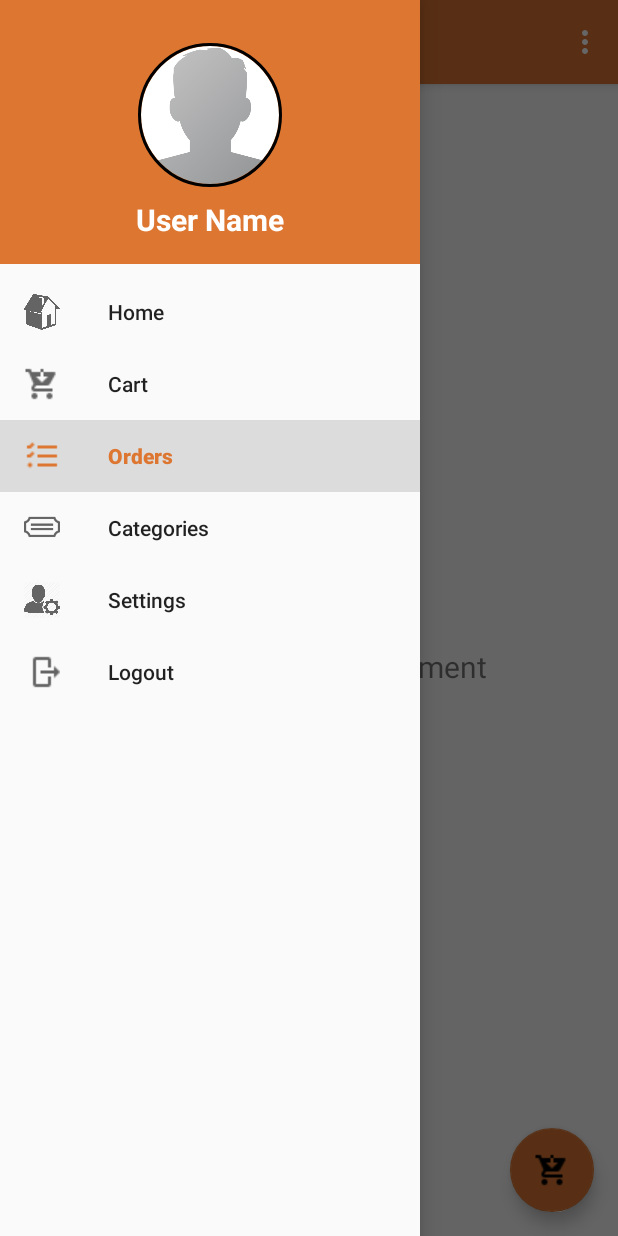
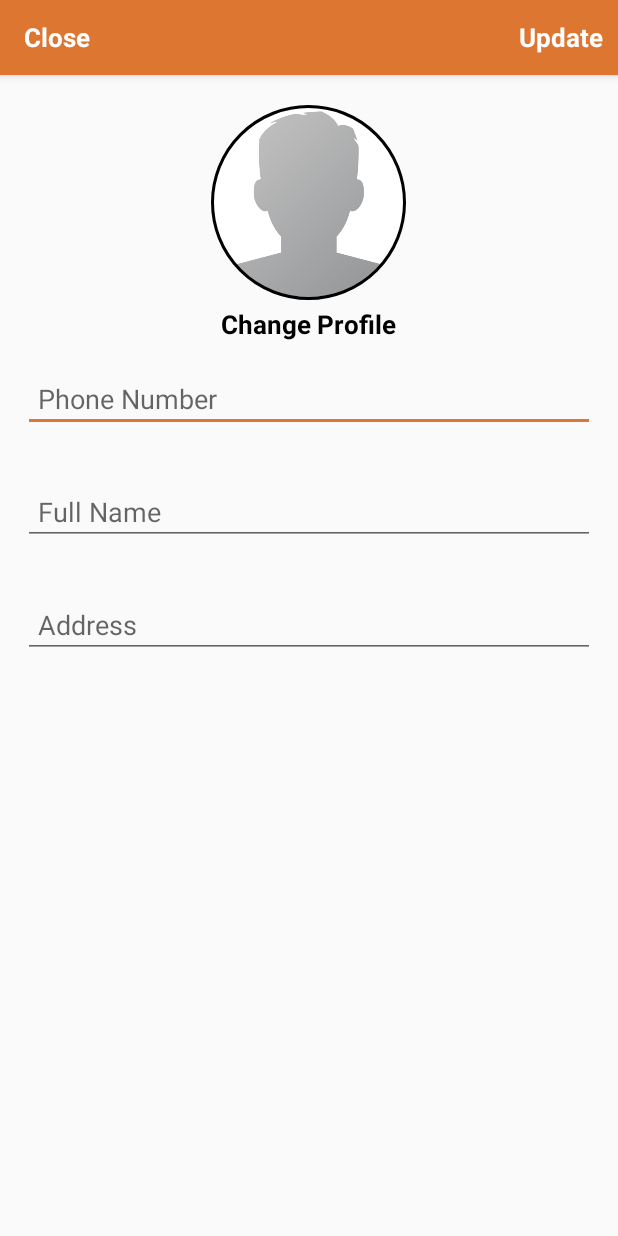
Before and after one commit to Abanoub-Asaad/eCommerce-OnlineShopping, an Android app: the HomeActivity screen opened directly, with no data from a screen before it, in the side drawer, after a tap on "Settings", on a phone screen of 412 x 824 dp. Run offline under Robolectric (Android 15) with nearby library versions, the phone set to English and light mode, and no system bars; our stand-ins replace CircleImageView, navigation-ui; libraries missing offline, so code that uses them is left out: io.paperdb; 2 statements that could not run were skipped.

Commit message:
Create settings activity

```diff
--- a/ECommerce/app/src/main/AndroidManifest.xml
+++ b/ECommerce/app/src/main/AndroidManifest.xml
@@ -9,10 +9,11 @@
         android:roundIcon="@mipmap/ic_launcher_round"
         android:supportsRtl="true"
         android:theme="@style/AppTheme">
+        <activity android:name=".ui.settings.SettingsActivity"></activity>
         <activity
             android:name=".HomeActivity"
             android:label="@string/title_activity_home"
-            android:theme="@style/AppTheme.NoActionBar"></activity>
+            android:theme="@style/AppTheme.NoActionBar" />
         <activity android:name=".AdminCategoryActivity" />
         <activity android:name=".AdminAddNewProductActivity" />
         <activity android:name=".RegisterActivity" />
--- a/ECommerce/app/src/main/java/com/example/e_commerce/HomeActivity.java
+++ b/ECommerce/app/src/main/java/com/example/e_commerce/HomeActivity.java
@@ -54,7 +54,7 @@ public class HomeActivity extends AppCompatActivity {
         // Passing each menu ID as a set of Ids because each
         // menu should be considered as top level destinations.
         mAppBarConfiguration = new AppBarConfiguration.Builder(
-                R.id.nav_home, R.id.nav_gallery, R.id.nav_slideshow, R.id.nav_logout)
+                R.id.nav_home, R.id.nav_gallery, R.id.nav_slideshow, R.id.nav_settings, R.id.nav_logout)
                 .setDrawerLayout(drawer)
                 .build();
         NavController navController = Navigation.findNavController(this, R.id.nav_host_fragment);
@@ -82,6 +82,8 @@ public class HomeActivity extends AppCompatActivity {
 //
 //                    startActivity(intent);
 //                    finish();
+                }else if(id == R.id.nav_settings){
+
                 }
 
             }
--- a/ECommerce/app/src/main/java/com/example/e_commerce/MainActivity.java
+++ b/ECommerce/app/src/main/java/com/example/e_commerce/MainActivity.java
@@ -59,12 +59,12 @@ public class MainActivity extends AppCompatActivity {
 
         if (UserPhoneKey != "" && UserPasswordKey != "") {
             if (!TextUtils.isEmpty(UserPhoneKey) && !TextUtils.isEmpty(UserPasswordKey)) {
-               // allowAccess(UserPhoneKey, UserPasswordKey);
-//
-//                loadingBar.setTitle("Already logged in");
-//                loadingBar.setMessage("Please wait .....");
-//                loadingBar.setCanceledOnTouchOutside(false);
-//                loadingBar.show();
+                allowAccess(UserPhoneKey, UserPasswordKey);
+
+                loadingBar.setTitle("Already logged in");
+                loadingBar.setMessage("Please wait .....");
+                loadingBar.setCanceledOnTouchOutside(false);
+                loadingBar.show();
             }
         }
     }
@@ -78,19 +78,23 @@ public class MainActivity extends AppCompatActivity {
 
             @Override
             public void onDataChange(@NonNull DataSnapshot snapshot) {
-                if (snapshot.child(parentDbName).child(phone).exists()) {
-                    Users usersData = snapshot.child(parentDbName).child(phone).getValue(Users.class);
-                    if (usersData.getPassword().equals(password)) {
-                        loadingBar.dismiss();
-                        Toast.makeText(MainActivity.this, "Welcom Back :)", Toast.LENGTH_SHORT).show();
+                if (snapshot.child("Users").child(phone).exists()) {
 
-                        Intent intent = new Intent(MainActivity.this, HomeActivity.class);
+                    Users usersData = snapshot.child("Users").child(phone).getValue(Users.class);
 
-                        startActivity(intent);
-                    } else {
-                        loadingBar.dismiss();
+                    if (usersData.getPhone().equals(phone)) {
+                        if (usersData.getPassword().equals(password)) {
+                            Toast.makeText(MainActivity.this, "Please wait, you are already logged in...", Toast.LENGTH_SHORT).show();
+                            loadingBar.dismiss();
+
+                            Intent intent = new Intent(MainActivity.this, HomeActivity.class);
+                            Prevalent.currentOnlineUser = usersData;
+                            startActivity(intent);
+                        } else {
+                            loadingBar.dismiss();
+                            Toast.makeText(MainActivity.this, "Password is incorrect.", Toast.LENGTH_SHORT).show();
+                        }
                     }
-
                 } else {
                     loadingBar.dismiss();
                 }
--- a/ECommerce/app/src/main/java/com/example/e_commerce/RegisterActivity.java
+++ b/ECommerce/app/src/main/java/com/example/e_commerce/RegisterActivity.java
@@ -60,10 +60,16 @@ public class RegisterActivity extends AppCompatActivity {
                     // show password
                     passwordIsHidden = false;
                     inputPassword.setTransformationMethod(HideReturnsTransformationMethod.getInstance());
+
+                    ImageView image_view  = (ImageView) findViewById(R.id.eye_register);
+                    image_view.setImageResource(R.drawable.invisible_eye);
                 } else {
                     // hide password
                     passwordIsHidden = true;
                     inputPassword.setTransformationMethod(PasswordTransformationMethod.getInstance());
+
+                    ImageView image_view  = (ImageView) findViewById(R.id.eye_register);
+                    image_view.setImageResource(R.drawable.eye);
                 }
                 // set cursor to the end of the password text
                 inputPassword.setSelection(inputPassword.getText().toString().length());
--- a/ECommerce/app/src/main/java/com/example/e_commerce/loginActivity.java
+++ b/ECommerce/app/src/main/java/com/example/e_commerce/loginActivity.java
@@ -89,10 +89,16 @@ public class loginActivity extends AppCompatActivity {
                     // show password
                     passwordIsHidden = false;
                     passwordEditText.setTransformationMethod(HideReturnsTransformationMethod.getInstance());
+
+                    ImageView image_view  = (ImageView) findViewById(R.id.eye_login);
+                    image_view.setImageResource(R.drawable.invisible_eye);
                 } else {
                     // hide password
                     passwordIsHidden = true;
                     passwordEditText.setTransformationMethod(PasswordTransformationMethod.getInstance());
+
+                    ImageView image_view  = (ImageView) findViewById(R.id.eye_login);
+                    image_view.setImageResource(R.drawable.eye);
                 }
                 // set cursor to the end of the password text
                 passwordEditText.setSelection(passwordEditText.getText().toString().length());
--- /dev/null
+++ b/ECommerce/app/src/main/java/com/example/e_commerce/ui/settings/SettingsActivity.java
@@ -0,0 +1,19 @@
+package com.example.e_commerce.ui.settings;
+
+import androidx.appcompat.app.AppCompatActivity;
+
+import android.os.Bundle;
+import android.widget.Toast;
+
+import com.example.e_commerce.HomeActivity;
+import com.example.e_commerce.R;
+
+public class SettingsActivity extends AppCompatActivity {
+
+    @Override
+    protected void onCreate(Bundle savedInstanceState) {
+        super.onCreate(savedInstanceState);
+        setContentView(R.layout.activity_settings);
+        Toast.makeText(SettingsActivity.this, "Settings", Toast.LENGTH_SHORT).show();
+    }
+}
--- /dev/null
+++ b/ECommerce/app/src/main/res/layout/activity_settings.xml
@@ -0,0 +1,114 @@
+<?xml version="1.0" encoding="utf-8"?>
+<RelativeLayout xmlns:android="http://schemas.android.com/apk/res/android"
+    xmlns:app="http://schemas.android.com/apk/res-auto"
+    xmlns:tools="http://schemas.android.com/tools"
+    android:layout_width="match_parent"
+    android:layout_height="match_parent"
+    tools:context=".ui.settings.SettingsActivity">
+
+    <com.google.android.material.appbar.AppBarLayout
+
+        android:id="@+id/app_bar_settings"
+        android:layout_width="match_parent"
+        android:layout_height="50dp"
+        android:background="@color/colorPrimary"
+        >
+
+        <androidx.appcompat.widget.Toolbar
+            android:id="@+id/toolbar_settings"
+            android:layout_width="match_parent"
+            android:layout_height="wrap_content">
+
+            <RelativeLayout
+                android:layout_width="match_parent"
+                android:layout_height="match_parent">
+
+                <TextView
+                    android:id="@+id/close_settings_btn"
+                    android:layout_width="wrap_content"
+                    android:layout_height="wrap_content"
+                    android:text="Close"
+                    android:textColor="@android:color/white"
+                    android:textSize="17sp"
+                    android:textStyle="bold"
+                    android:layout_alignParentStart="true"
+                    />
+
+                <TextView
+                    android:id="@+id/update_account_settings_btn"
+                    android:layout_width="wrap_content"
+                    android:layout_height="wrap_content"
+                    android:text="Update"
+                    android:textColor="@android:color/white"
+                    android:textSize="17sp"
+                    android:textStyle="bold"
+                    android:layout_marginRight="10dp"
+                    android:layout_alignParentEnd="true"
+                    />
+
+            </RelativeLayout>
+
+
+        </androidx.appcompat.widget.Toolbar>
+    </com.google.android.material.appbar.AppBarLayout><![CDATA[
+
+    >
+
+    ]]>
+
+    <de.hdodenhof.circleimageview.CircleImageView
+        android:id="@+id/settings_profile_image"
+        android:layout_width="130dp"
+        android:layout_height="130dp"
+        android:layout_below="@+id/app_bar_settings"
+        android:layout_centerHorizontal="true"
+        android:layout_marginTop="20dp"
+        android:src="@drawable/profile"
+        app:civ_border_color="#FF000000"
+        app:civ_border_width="2dp" />
+
+    <TextView
+        android:id="@+id/profile_image_change_btn"
+        android:layout_width="wrap_content"
+        android:layout_height="wrap_content"
+        android:text="Change Profile"
+        android:textSize="17sp"
+        android:textStyle="bold"
+        android:layout_marginRight="10dp"
+        android:layout_marginTop="4dp"
+        android:textColor="@android:color/black"
+        android:layout_below="@+id/settings_profile_image"
+        android:layout_centerHorizontal="true"
+        />
+
+    <EditText
+        android:id="@+id/settings_phone_number"
+        android:layout_width="match_parent"
+        android:layout_height="wrap_content"
+        android:layout_below="@+id/profile_image_change_btn"
+        android:hint="Phone Number"
+        android:layout_margin="15dp"
+        android:padding="10dp"
+        />
+
+    <EditText
+        android:id="@+id/settings_full_name"
+        android:layout_width="match_parent"
+        android:layout_height="wrap_content"
+        android:layout_below="@+id/settings_phone_number"
+        android:hint="Full Name"
+        android:layout_margin="15dp"
+        android:padding="10dp"
+        />
+
+    <EditText
+        android:id="@+id/settings_address"
+        android:layout_width="match_parent"
+        android:layout_height="wrap_content"
+        android:layout_below="@+id/settings_full_name"
+        android:hint="Address"
+        android:layout_margin="15dp"
+        android:padding="10dp"
+        />
+
+</RelativeLayout>
--- a/ECommerce/app/src/main/res/navigation/mobile_navigation.xml
+++ b/ECommerce/app/src/main/res/navigation/mobile_navigation.xml
@@ -46,4 +46,10 @@
         android:name="com.example.e_commerce.loginActivity"
         android:label="@string/menu_slideshow"
         tools:layout="@layout/activity_login" />
+
+    <activity
+        android:id="@+id/nav_settings"
+        android:name="com.example.e_commerce.ui.settings.SettingsActivity"
+        android:label="Settings"
+        tools:layout="@layout/activity_settings" />
 </navigation>
```
Also changed, not shown: ECommerce/app/src/main/res/drawable/invisible_eye.png (added).
